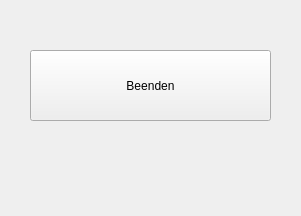
Above: widget.ui from RSauerbrey/24ifa12aSensorGUI before the change. Below: the same form after it.
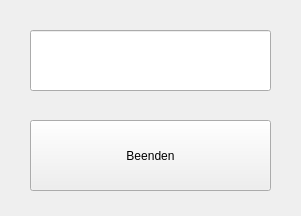
That is the form after the change.

The edit to the form file:
```diff
--- a/widget.ui
+++ b/widget.ui
@@ -17,7 +17,7 @@
    <property name="geometry">
     <rect>
      <x>30</x>
-     <y>50</y>
+     <y>120</y>
      <width>241</width>
      <height>71</height>
     </rect>
@@ -26,6 +26,16 @@
     <string>Beenden</string>
    </property>
   </widget>
+  <widget class="QLineEdit" name="edtEingabe">
+   <property name="geometry">
+    <rect>
+     <x>30</x>
+     <y>30</y>
+     <width>241</width>
+     <height>61</height>
+    </rect>
+   </property>
+  </widget>
  </widget>
  <resources/>
  <connections/>
```
